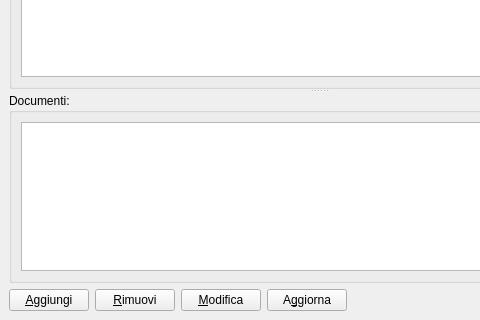
First picture: the form in moduleAnagrafica/anagraficawindow.ui, repository kvsd/Gestionale, before the edit; both pictures show x 0 to 480 and y 199 to 519 of the 846 by 519 pixel window.
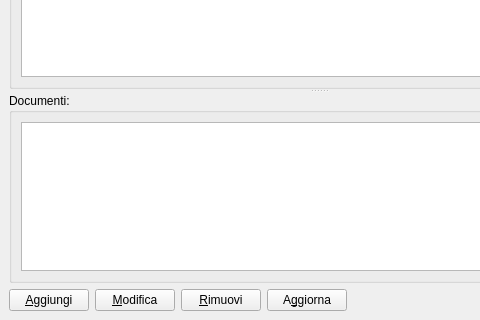
Second picture: the form after the edit.

```diff
--- a/moduleAnagrafica/anagraficawindow.ui
+++ b/moduleAnagrafica/anagraficawindow.ui
@@ -170,13 +170,6 @@
         </property>
        </widget>
       </item>
-      <item>
-       <widget class="QPushButton" name="removeButton">
-        <property name="text">
-         <string>&amp;Rimuovi</string>
-        </property>
-       </widget>
-      </item>
       <item>
        <widget class="QPushButton" name="updateButton">
         <property name="text">
@@ -184,6 +177,13 @@
         </property>
        </widget>
       </item>
+      <item>
+       <widget class="QPushButton" name="removeButton">
+        <property name="text">
+         <string>&amp;Rimuovi</string>
+        </property>
+       </widget>
+      </item>
       <item>
        <widget class="QPushButton" name="refreshButton">
         <property name="text">
```
Left out of the diff: 10 changed lines with no effect on the pictures.
